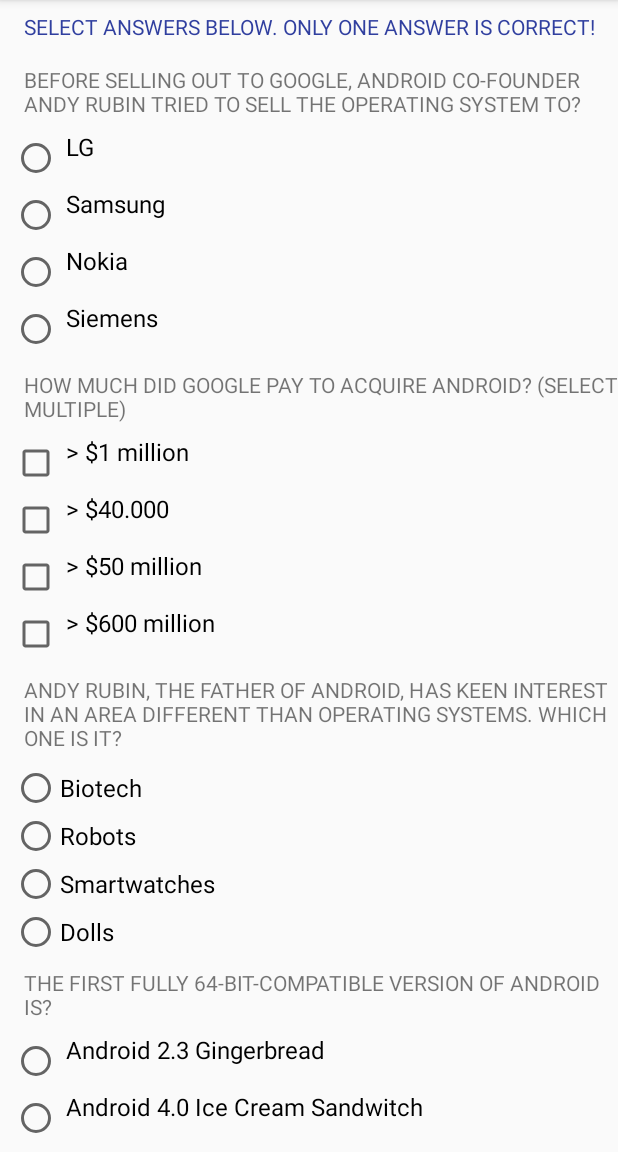
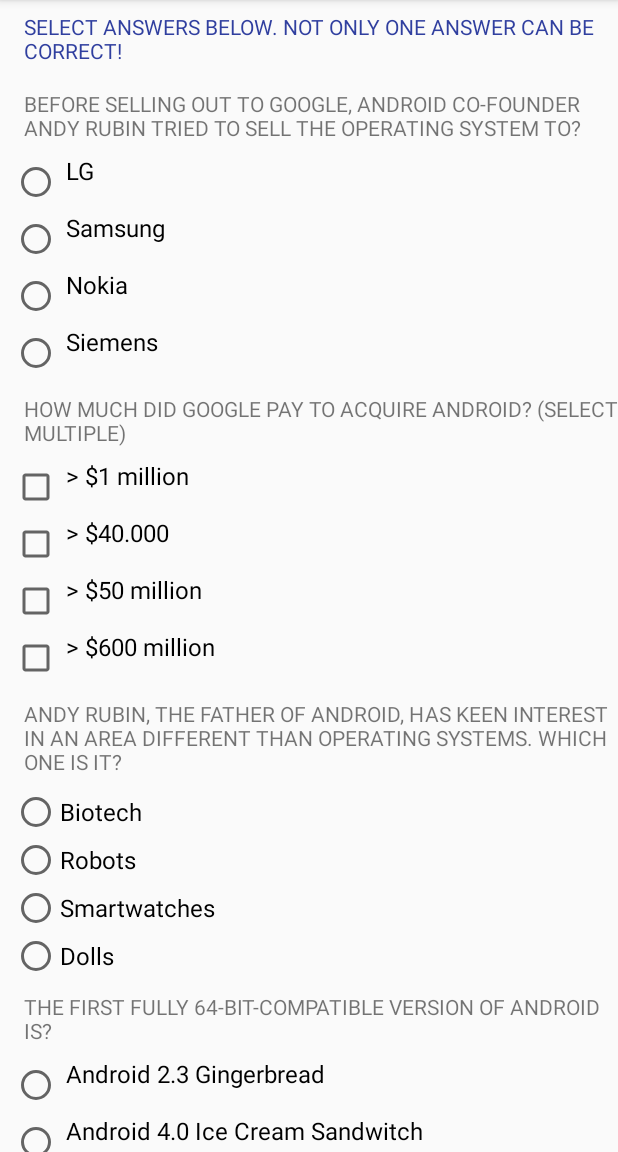
Before and after one commit to AveCaesarAve/QuizApp, an Android app: the screen it shows after launch (MainActivity), on a phone screen of 412 x 824 dp, the part 84-1236 px from its top. Run offline under Robolectric (Android 15) with nearby library versions, the phone set to English and light mode, and no system bars.

Commit message:
Change Acknowledgement and clean code

```diff
--- a/app/src/main/res/values/strings.xml
+++ b/app/src/main/res/values/strings.xml
@@ -2,7 +2,7 @@
     <string name="app_name">Android Trivia Quiz </string>
     <string name="reset">RESET</string>
     <string name="summary">Submit answers</string>
-    <string name="acknowledgement">Select answers below. Only one answer is correct!</string>
+    <string name="acknowledgement">Select answers below. Not only one answer can be correct!</string>
     <string name="g1question">Before selling out to Google, Android co-founder Andy Rubin tried to sell the operating system to?</string>
     <string name="q1answer1">LG</string>
     <string name="q1answer2">Samsung</string>
```
Also changed, not shown: app/src/main/java/com/example/android/quizapp/MainActivity.java (+1 -13 lines).
